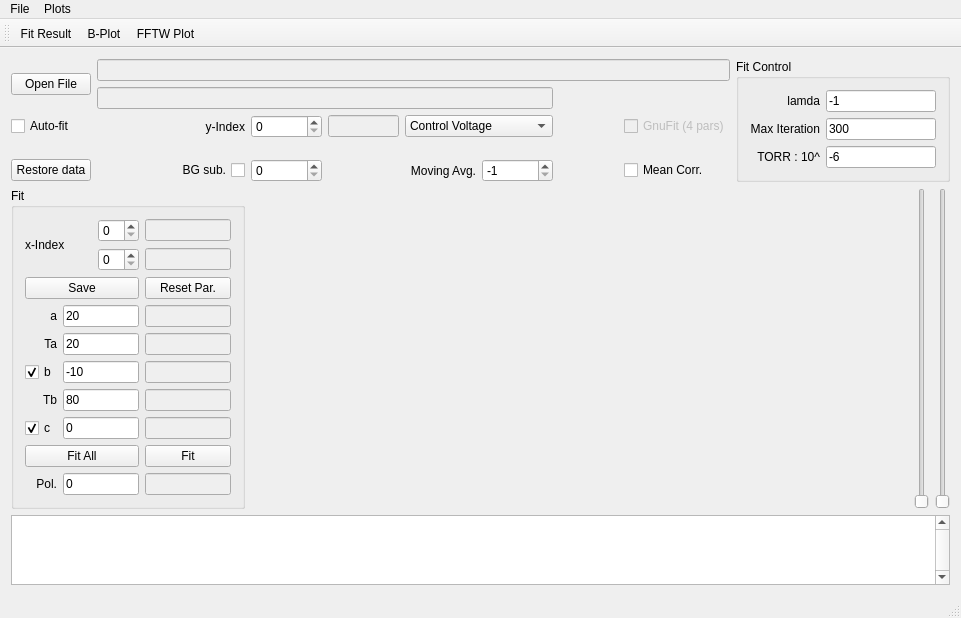
Qt form Analysis_UI/mainwindow.ui (goluckyryan/nonLinearFit) before a commit.
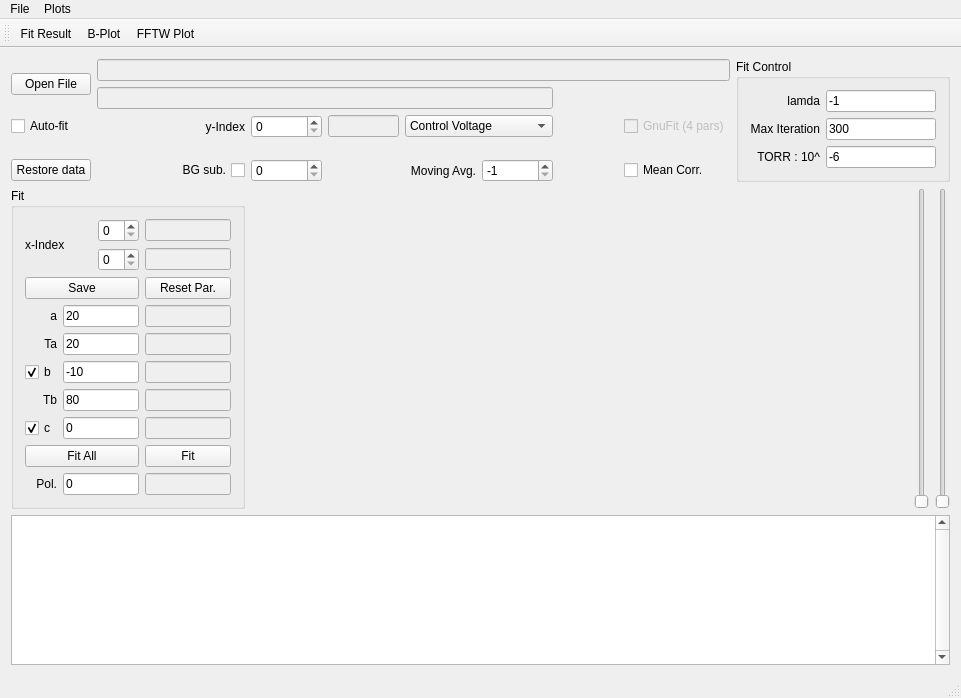
The same form after that commit. Custom widgets are drawn as their Qt base class.

Commit message: add right boarder in plots

Patch:
```diff
--- a/Analysis_UI/mainwindow.ui
+++ b/Analysis_UI/mainwindow.ui
@@ -92,6 +92,12 @@
         <verstretch>1</verstretch>
        </sizepolicy>
       </property>
+      <property name="minimumSize">
+       <size>
+        <width>0</width>
+        <height>150</height>
+       </size>
+      </property>
       <property name="font">
        <font>
         <family>Courier New</family>
```
The commit also changes 2 other files.
